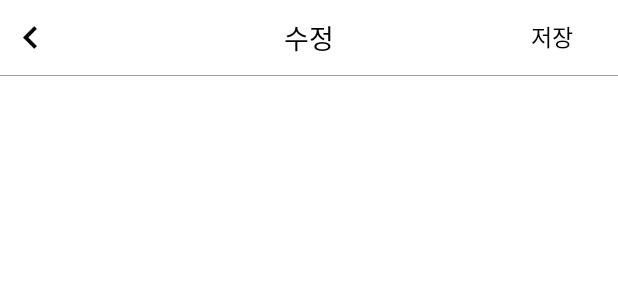
After one commit to sunghyunpark/memohae, an Android app: the layout activity_edit_memo.xml on its own in the app's theme, with its tools: preview values and no code run, on a phone screen of 412 x 824 dp. The commit adds this screen. Shown: the top 300 px of the screen. Run offline under Robolectric (Android 15) with nearby library versions, the phone set to English and light mode, and no system bars.

Commit message:
EditMemoActivity 및 메모 수정 기능 완료

```diff
--- a/app/src/main/AndroidManifest.xml
+++ b/app/src/main/AndroidManifest.xml
@@ -18,7 +18,8 @@
         </activity>
         <activity android:name="view.SettingActivity" />
         <activity android:name="view.WriteMemoActivity" />
-        <activity android:name="view.ColorSettingActivity"></activity>
+        <activity android:name="view.ColorSettingActivity" />
+        <activity android:name="view.EditMemoActivity"></activity>
     </application>
 
 </manifest>
--- /dev/null
+++ b/app/src/main/res/layout/activity_edit_memo.xml
@@ -0,0 +1,62 @@
+<?xml version="1.0" encoding="utf-8"?>
+<LinearLayout xmlns:android="http://schemas.android.com/apk/res/android"
+    xmlns:app="http://schemas.android.com/apk/res-auto"
+    xmlns:tools="http://schemas.android.com/tools"
+    android:layout_width="match_parent"
+    android:layout_height="match_parent"
+    android:orientation="vertical"
+    android:background="@color/colorWhite">
+
+    <RelativeLayout
+        android:id="@+id/app_title_bar"
+        android:layout_width="match_parent"
+        android:layout_height="50dp"
+        android:background="@color/colorWhite"
+        android:layout_alignParentTop="true">
+
+        <ImageButton
+            android:id="@+id/back_btn"
+            android:layout_width="30dp"
+            android:layout_height="30dp"
+            android:layout_centerVertical="true"
+            android:layout_marginLeft="5dp"
+            android:background="@mipmap/back_btn_img"/>
+        <TextView
+            android:layout_width="wrap_content"
+            android:layout_height="wrap_content"
+            android:text="@string/edit_memo_activity_title"
+            android:layout_centerHorizontal="true"
+            android:layout_centerVertical="true"
+            android:textColor="@color/colorBlack"
+            android:textSize="18dp"/>
+
+        <Button
+            android:id="@+id/save_btn"
+            android:layout_width="wrap_content"
+            android:layout_height="wrap_content"
+            android:background="@null"
+            android:layout_alignParentRight="true"
+            android:layout_centerVertical="true"
+            android:text="@string/edit_memo_activity_save_btn_txt"
+            android:textColor="@color/colorBlack"
+            android:textSize="15dp"/>
+    </RelativeLayout>
+    <!--구분선-->
+    <LinearLayout
+        android:id="@+id/divider"
+        android:layout_width="fill_parent"
+        android:layout_height="0.5dp"
+        android:orientation="horizontal"
+        android:layout_below="@+id/app_title_bar"
+        android:background="#9E9E9E"></LinearLayout>
+
+    <EditText
+        android:id="@+id/memo_edit_box"
+        android:layout_width="match_parent"
+        android:layout_height="match_parent"
+        android:padding="15dp"
+        android:gravity="top"
+        android:background="@null"
+        android:textSize="15dp"/>
+
+</LinearLayout>
--- a/app/src/main/res/values/strings.xml
+++ b/app/src/main/res/values/strings.xml
@@ -1,8 +1,8 @@
 <resources>
     <string name="app_name">memohae</string>
-    <!-- memo activity -->
+    <!-- write memo activity -->
     <string name="write_memo_activity_title">메모</string>
-    <string name="write_memo_activity_save_btn_txt">작성</string>
+    <string name="write_memo_activity_save_btn_txt">저장</string>
     <!-- setting activity -->
     <string name="setting_activity_title">설정</string>
     <string name="setting_activity_current_bg_txt">배경설정</string>
@@ -12,4 +12,7 @@
     <string name="setting_activity_app_version_txt">버전정보</string>
     <!-- color setting activity-->
     <string name="color_setting_activity_title">배경색상</string>
+    <!-- edit memo activity-->
+    <string name="edit_memo_activity_title">수정</string>
+    <string name="edit_memo_activity_save_btn_txt">저장</string>
 </resources>
```
Also changed, not shown: app/src/main/java/com/yssh/memohae/MainActivity.java (+11 -0 lines), app/src/main/java/view/EditMemoActivity.java (added, +78 -0 lines).
